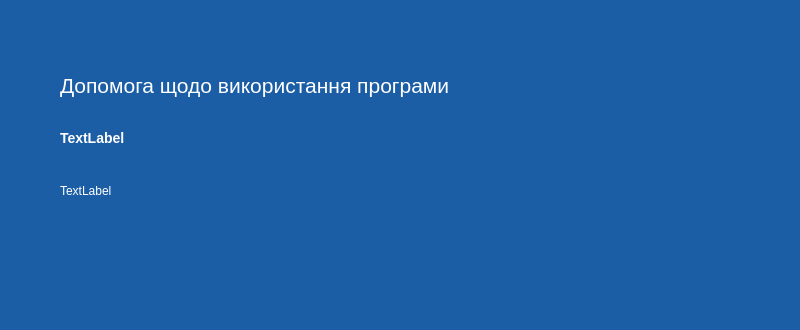
Old version of the form helpwindow.ui in the repository admiralbub/oop_course_2020; both pictures show x 0 to 800 and y 0 to 330 of the 800 by 600 pixel window.
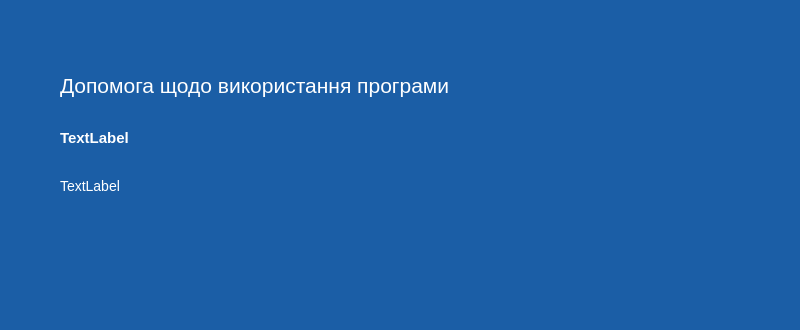
New version of the form.

Diff of the .ui file:
```diff
--- a/helpwindow.ui
+++ b/helpwindow.ui
@@ -15,7 +15,8 @@
   </property>
   <property name="styleSheet">
    <string notr="true">background-color: #1B5EA6;
-color:#fff;</string>
+color:#fff;
+font-size:16px;</string>
   </property>
   <widget class="QWidget" name="centralwidget">
    <widget class="QPushButton" name="pushButton">
@@ -96,7 +97,7 @@
      </rect>
     </property>
     <property name="styleSheet">
-     <string notr="true">font-size:14px;
+     <string notr="true">font-size:15px;
 font-weight:600;
 </string>
     </property>
@@ -109,12 +110,12 @@
      <rect>
       <x>60</x>
       <y>170</y>
-      <width>541</width>
-      <height>41</height>
+      <width>671</width>
+      <height>31</height>
      </rect>
     </property>
     <property name="styleSheet">
-     <string notr="true">font-size:12px;</string>
+     <string notr="true">font-size:14px;</string>
     </property>
     <property name="text">
      <string>TextLabel</string>
```
Left out of the diff: 2 changed lines with no effect on the pictures.
